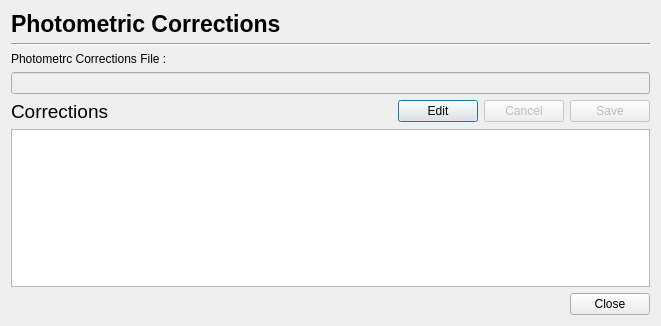
astrorama/Phosphoros, file PhzQtUI/auxdir/PhzQtUI/DialogPhotCorrectionEdition.ui: the form before one commit.
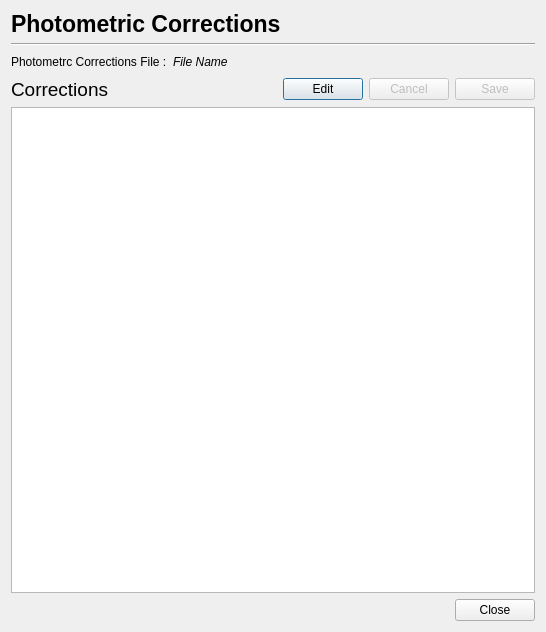
The form after the commit.

Commit message: Correct bug when navigating to the Analysis page without Survey defined, Put analysis progress bar in popups, change the corrections edition popups to a vertical layout

What changed in the file:
```diff
--- a/PhzQtUI/auxdir/PhzQtUI/DialogPhotCorrectionEdition.ui
+++ b/PhzQtUI/auxdir/PhzQtUI/DialogPhotCorrectionEdition.ui
@@ -6,8 +6,8 @@
    <rect>
     <x>0</x>
     <y>0</y>
-    <width>661</width>
-    <height>326</height>
+    <width>546</width>
+    <height>632</height>
    </rect>
   </property>
   <property name="windowTitle">
@@ -53,7 +53,7 @@
     </widget>
    </item>
    <item>
-    <layout class="QVBoxLayout" name="verticalLayout_21">
+    <layout class="QHBoxLayout" name="horizontalLayout_3">
      <item>
       <widget class="QLabel" name="label_28">
        <property name="text">
@@ -62,12 +62,30 @@
       </widget>
      </item>
      <item>
-      <widget class="QLineEdit" name="txt_FileName">
-       <property name="enabled">
-        <bool>false</bool>
+      <widget class="QLabel" name="txt_FileName">
+       <property name="font">
+        <font>
+         <italic>true</italic>
+        </font>
+       </property>
+       <property name="text">
+        <string>File Name</string>
        </property>
       </widget>
      </item>
+     <item>
+      <spacer name="horizontalSpacer_2">
+       <property name="orientation">
+        <enum>Qt::Horizontal</enum>
+       </property>
+       <property name="sizeHint" stdset="0">
+        <size>
+         <width>40</width>
+         <height>20</height>
+        </size>
+       </property>
+      </spacer>
+     </item>
     </layout>
    </item>
    <item>
```
The commit also changes 15 other files.
